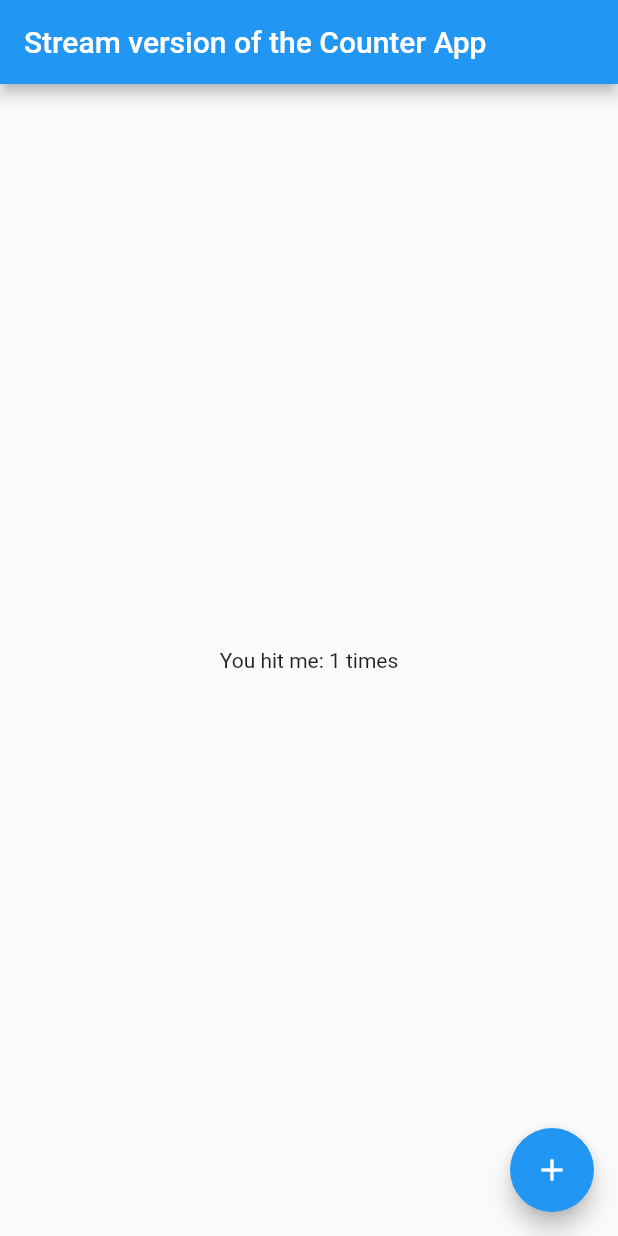
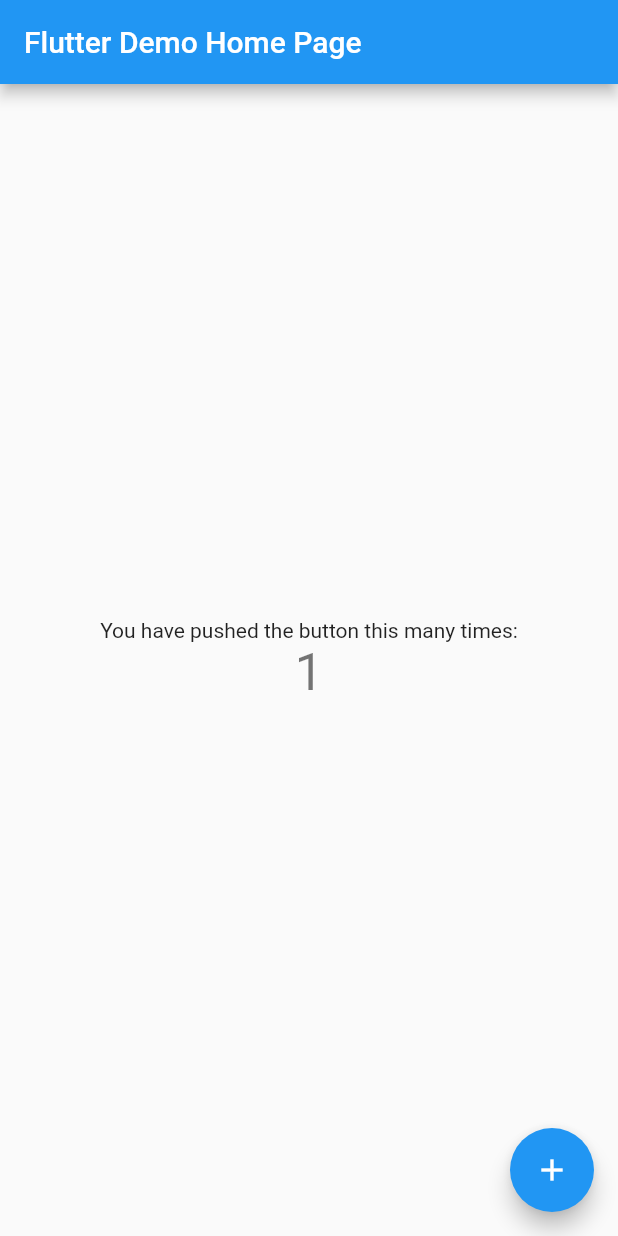
Before and after one commit to edyonil/flutter-meetup-gdg, a Flutter app: the screen it shows after launch, after a tap on the "add" icon, on a phone screen of 412 x 824 dp. Run offline on Flutter 3.47's test engine with Material 2 defaults, Android fonts, the phone set to English and light mode, and no system bars; our stand-ins replace rxdart.

```diff
--- a/lib/main.dart
+++ b/lib/main.dart
@@ -1,7 +1,4 @@
 import 'package:flutter/material.dart';
-import 'dart:async';
-
-import 'package:flutter_meetup/bloc/increment.bloc.dart';
 
 void main() => runApp(MyApp());
 
@@ -47,35 +44,45 @@ class MyHomePage extends StatefulWidget {
 }
 
 class _MyHomePageState extends State<MyHomePage> {
+  int _counter = 0;
 
-  final IncrementBloc _incrementBloc = IncrementBloc();
-
-  @override
-  void dispose(){
-    this._incrementBloc.dispose();
-    super.dispose();
+  void _incrementCounter() {
+    setState(() {
+      // This call to setState tells the Flutter framework that something has
+      // changed in this State, which causes it to rerun the build method below
+      // so that the display can reflect the updated values. If we changed
+      // _counter without calling setState(), then the build method would not be
+      // called again, and so nothing would appear to happen.
+      _counter++;
+    });
   }
 
   @override
   Widget build(BuildContext context) {
-    print("Resolvido o rebuild");
+    print("Vou refazer a build");
     return Scaffold(
-      appBar: AppBar(title: Text('Stream version of the Counter App')),
+      appBar: AppBar(
+        title: Text(widget.title),
+      ),
       body: Center(
-        child: StreamBuilder<int>(
-          stream: _incrementBloc.incrementValueStream,
-          initialData: 0,
-          builder: (BuildContext context, AsyncSnapshot<int> snapshot){
-            return Text('You hit me: ${snapshot.data} times');
-          }
+        child: Column(
+          mainAxisAlignment: MainAxisAlignment.center,
+          children: <Widget>[
+            Text(
+              'You have pushed the button this many times:',
+            ),
+            Text(
+              '$_counter',
+              style: Theme.of(context).textTheme.display1,
+            ),
+          ],
         ),
       ),
       floatingActionButton: FloatingActionButton(
-        child: const Icon(Icons.add),
-        onPressed: (){
-          this._incrementBloc.incrementeValue();
-        },
-      ),
+        onPressed: _incrementCounter,
+        tooltip: 'Increment',
+        child: Icon(Icons.add),
+      ), // This trailing comma makes auto-formatting nicer for build methods.
     );
   }
 }
```
